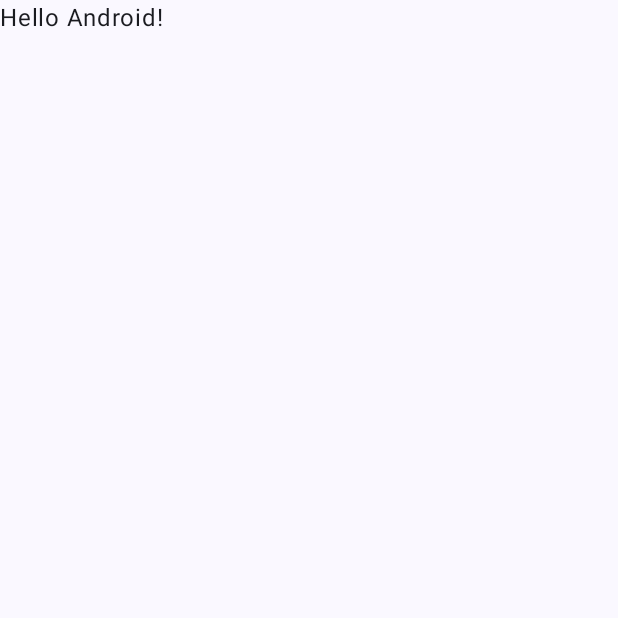
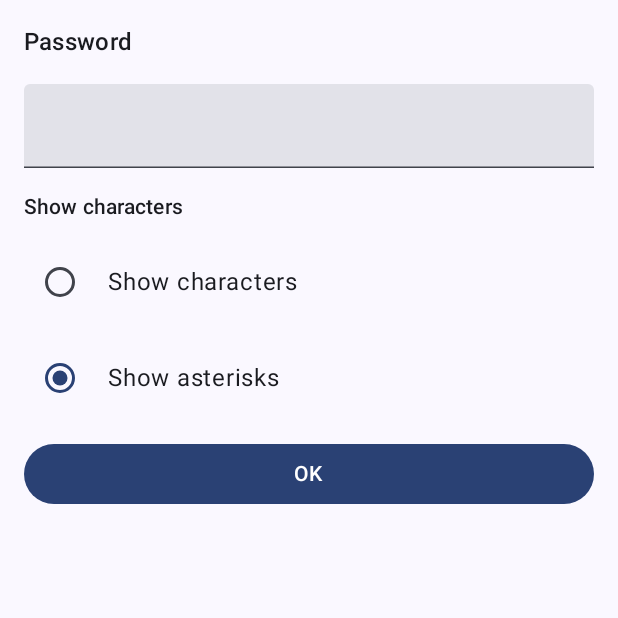
Before and after one commit to sokolovgit/android-mobile-development, an Android app built with Jetpack Compose: the screen it shows after launch (MainActivity), on a phone screen of 412 x 824 dp, the top half of it. Before the commit the part shown is almost empty. Run offline under Robolectric (Android 15) with nearby library versions, the phone set to English and light mode, and no system bars.

Commit message:
feat(lab2): complete task

```diff
--- a/lab2/project/app/build.gradle.kts
+++ b/lab2/project/app/build.gradle.kts
@@ -48,6 +48,8 @@ dependencies {
     implementation(libs.androidx.compose.ui.graphics)
     implementation(libs.androidx.compose.ui.tooling.preview)
     implementation(libs.androidx.compose.material3)
+    implementation(libs.androidx.navigation.compose)
+    implementation(libs.androidx.lifecycle.viewmodel.compose)
     testImplementation(libs.junit)
     androidTestImplementation(libs.androidx.junit)
     androidTestImplementation(libs.androidx.espresso.core)
--- a/lab2/project/app/src/main/java/com/example/app/MainActivity.kt
+++ b/lab2/project/app/src/main/java/com/example/app/MainActivity.kt
@@ -7,11 +7,21 @@ import androidx.activity.enableEdgeToEdge
 import androidx.compose.foundation.layout.fillMaxSize
 import androidx.compose.foundation.layout.padding
 import androidx.compose.material3.Scaffold
-import androidx.compose.material3.Text
 import androidx.compose.runtime.Composable
 import androidx.compose.ui.Modifier
-import androidx.compose.ui.tooling.preview.Preview
+import androidx.lifecycle.viewmodel.compose.viewModel
+import androidx.navigation.compose.NavHost
+import androidx.navigation.compose.composable
+import androidx.navigation.compose.rememberNavController
+import com.example.app.lab2.PasswordInputScreen
+import com.example.app.lab2.PasswordResultScreen
+import com.example.app.lab2.PasswordViewModel
 import com.example.app.ui.theme.AppTheme
+
+object NavRoutes {
+    const val INPUT = "input"
+    const val RESULT = "result"
+}
 
 class MainActivity : ComponentActivity() {
     override fun onCreate(savedInstanceState: Bundle?) {
@@ -20,8 +30,7 @@ class MainActivity : ComponentActivity() {
         setContent {
             AppTheme {
                 Scaffold(modifier = Modifier.fillMaxSize()) { innerPadding ->
-                    Greeting(
-                        name = "Android",
+                    PasswordNavHost(
                         modifier = Modifier.padding(innerPadding)
                     )
                 }
@@ -31,17 +40,34 @@ class MainActivity : ComponentActivity() {
 }
 
 @Composable
-fun Greeting(name: String, modifier: Modifier = Modifier) {
-    Text(
-        text = "Hello $name!",
+fun PasswordNavHost(
+    modifier: Modifier = Modifier,
+    viewModel: PasswordViewModel = viewModel()
+) {
+    val navController = rememberNavController()
+
+    NavHost(
+        navController = navController,
+        startDestination = NavRoutes.INPUT,
         modifier = modifier
-    )
-}
-
-@Preview(showBackground = true)
-@Composable
-fun GreetingPreview() {
-    AppTheme {
-        Greeting("Android")
+    ) {
+        composable(NavRoutes.INPUT) {
+            PasswordInputScreen(
+                viewModel = viewModel,
+                onNavigateToResult = {
+                    navController.navigate(NavRoutes.RESULT) {
+                        popUpTo(NavRoutes.INPUT) { inclusive = false }
+                    }
+                }
+            )
+        }
+        composable(NavRoutes.RESULT) {
+            PasswordResultScreen(
+                viewModel = viewModel,
+                onCancel = {
+                    navController.popBackStack()
+                }
+            )
+        }
     }
 }
--- /dev/null
+++ b/lab2/project/app/src/main/java/com/example/app/lab2/PasswordInputScreen.kt
@@ -0,0 +1,98 @@
+package com.example.app.lab2
+
+import android.widget.Toast
+import androidx.compose.foundation.layout.Arrangement
+import androidx.compose.foundation.layout.Column
+import androidx.compose.foundation.layout.Row
+import androidx.compose.foundation.layout.fillMaxWidth
+import androidx.compose.foundation.layout.padding
+import androidx.compose.material3.Button
+import androidx.compose.material3.MaterialTheme
+import androidx.compose.material3.RadioButton
+import androidx.compose.material3.Text
+import androidx.compose.material3.TextField
+import androidx.compose.runtime.Composable
+import androidx.compose.runtime.collectAsState
+import androidx.compose.runtime.getValue
+import androidx.compose.ui.Alignment
+import androidx.compose.ui.Modifier
+import androidx.compose.ui.platform.LocalContext
+import androidx.compose.ui.res.stringResource
+import androidx.compose.ui.text.input.PasswordVisualTransformation
+import androidx.compose.ui.text.input.VisualTransformation
+import androidx.compose.ui.unit.dp
+import com.example.app.R
+
+@Composable
+fun PasswordInputScreen(
+    viewModel: PasswordViewModel,
+    onNavigateToResult: () -> Unit,
+    modifier: Modifier = Modifier
+) {
+    val uiState by viewModel.uiState.collectAsState()
+    val context = LocalContext.current
+
+    val visualTransformation: VisualTransformation = when (uiState.visibilityMode) {
+        PasswordVisibilityMode.ShowCharacters -> VisualTransformation.None
+        PasswordVisibilityMode.ShowAsterisks -> PasswordVisualTransformation()
+    }
+
+    Column(
+        modifier = modifier.padding(16.dp),
+        verticalArrangement = Arrangement.spacedBy(16.dp)
+    ) {
+        Text(
+            text = stringResource(R.string.lab2_password_hint),
+            style = MaterialTheme.typography.titleMedium
+        )
+        TextField(
+            value = uiState.password,
+            onValueChange = viewModel::updatePassword,
+            modifier = Modifier.fillMaxWidth(),
+            visualTransformation = visualTransformation,
+            singleLine = true
+        )
+
+        Text(
+            text = stringResource(R.string.lab2_show_characters),
+            style = MaterialTheme.typography.titleSmall
+        )
+        Row(
+            verticalAlignment = Alignment.CenterVertically,
+            horizontalArrangement = Arrangement.spacedBy(8.dp)
+        ) {
+            RadioButton(
+                selected = uiState.visibilityMode == PasswordVisibilityMode.ShowCharacters,
+                onClick = { viewModel.setVisibilityMode(PasswordVisibilityMode.ShowCharacters) }
+            )
+            Text(stringResource(R.string.lab2_show_characters))
+        }
+        Row(
+            verticalAlignment = Alignment.CenterVertically,
+            horizontalArrangement = Arrangement.spacedBy(8.dp)
+        ) {
+            RadioButton(
+                selected = uiState.visibilityMode == PasswordVisibilityMode.ShowAsterisks,
+                onClick = { viewModel.setVisibilityMode(PasswordVisibilityMode.ShowAsterisks) }
+            )
+            Text(stringResource(R.string.lab2_show_asterisks))
+        }
+
+        Button(
+            onClick = {
+                if (viewModel.submitPassword()) {
+                    onNavigateToResult()
+                } else {
+                    Toast.makeText(
+                        context,
+                        context.getString(R.string.lab2_complete_all_data),
+                        Toast.LENGTH_SHORT
+                    ).show()
+                }
+            },
+            modifier = Modifier.fillMaxWidth()
+        ) {
+            Text(stringResource(R.string.lab2_ok))
+        }
+    }
+}
--- /dev/null
+++ b/lab2/project/app/src/main/java/com/example/app/lab2/PasswordViewModel.kt
@@ -0,0 +1,45 @@
+package com.example.app.lab2
+
+import androidx.lifecycle.ViewModel
+import kotlinx.coroutines.flow.MutableStateFlow
+import kotlinx.coroutines.flow.StateFlow
+import kotlinx.coroutines.flow.asStateFlow
+
+enum class PasswordVisibilityMode {
+    ShowCharacters,
+    ShowAsterisks
+}
+
+data class PasswordUiState(
+    val password: String = "",
+    val visibilityMode: PasswordVisibilityMode = PasswordVisibilityMode.ShowAsterisks,
+    val submittedPassword: String? = null
+)
+
+class PasswordViewModel : ViewModel() {
+
+    private val _uiState = MutableStateFlow(PasswordUiState())
+    val uiState: StateFlow<PasswordUiState> = _uiState.asStateFlow()
+
+    fun updatePassword(value: String) {
+        _uiState.value = _uiState.value.copy(password = value)
+    }
+
+    fun setVisibilityMode(mode: PasswordVisibilityMode) {
+        _uiState.value = _uiState.value.copy(visibilityMode = mode)
+    }
+
+    fun submitPassword(): Boolean {
+        val current = _uiState.value.password
+        return if (current.isNotBlank()) {
+            _uiState.value = _uiState.value.copy(submittedPassword = current)
+            true
+        } else {
+            false
+        }
+    }
+
+    fun cancelAndClear() {
+        _uiState.value = PasswordUiState()
+    }
+}
--- a/lab2/project/app/src/main/res/values/strings.xml
+++ b/lab2/project/app/src/main/res/values/strings.xml
@@ -1,3 +1,10 @@
 <resources>
     <string name="app_name">app</string>
+    <string name="lab2_password_hint">Password</string>
+    <string name="lab2_show_characters">Show characters</string>
+    <string name="lab2_show_asterisks">Show asterisks</string>
+    <string name="lab2_ok">OK</string>
+    <string name="lab2_complete_all_data">Complete entering all data</string>
+    <string name="lab2_result">Result</string>
+    <string name="lab2_cancel">Cancel</string>
 </resources>
--- a/lab2/project/gradle/libs.versions.toml
+++ b/lab2/project/gradle/libs.versions.toml
@@ -8,6 +8,8 @@ lifecycleRuntimeKtx = "2.10.0"
 activityCompose = "1.12.4"
 kotlin = "2.0.21"
 composeBom = "2024.09.00"
+navigationCompose = "2.8.4"
+lifecycleViewmodelCompose = "2.10.0"
 
 [libraries]
 androidx-core-ktx = { group = "androidx.core", name = "core-ktx", version.ref = "coreKtx" }
@@ -24,6 +26,8 @@ androidx-compose-ui-tooling-preview = { group = "androidx.compose.ui", name = "u
 androidx-compose-ui-test-manifest = { group = "androidx.compose.ui", name = "ui-test-manifest" }
 androidx-compose-ui-test-junit4 = { group = "androidx.compose.ui", name = "ui-test-junit4" }
 androidx-compose-material3 = { group = "androidx.compose.material3", name = "material3" }
+androidx-navigation-compose = { group = "androidx.navigation", name = "navigation-compose", version.ref = "navigationCompose" }
+androidx-lifecycle-viewmodel-compose = { group = "androidx.lifecycle", name = "lifecycle-viewmodel-compose", version.ref = "lifecycleViewmodelCompose" }
 
 [plugins]
 android-application = { id = "com.android.application", version.ref = "agp" }
```
Also changed, not shown: lab2/project/app/src/main/java/com/example/app/lab2/PasswordResultScreen.kt (added, +51 -0 lines).
